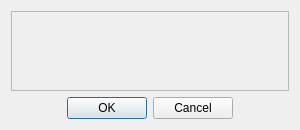
The window that ui/EditMessageDialog.ui (KoromeloDev/MindMate) describes before a commit, drawn with Qt 5.
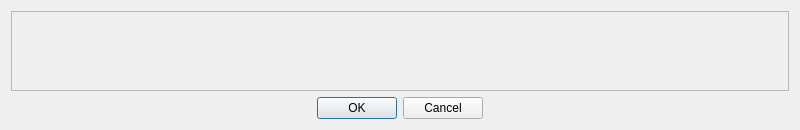
The same window after the commit.

Commit message: Fixed message edit and accelerated work theme icon

```diff
--- a/ui/EditMessageDialog.ui
+++ b/ui/EditMessageDialog.ui
@@ -6,7 +6,7 @@
    <rect>
     <x>0</x>
     <y>0</y>
-    <width>300</width>
+    <width>800</width>
     <height>130</height>
    </rect>
   </property>
@@ -18,7 +18,7 @@
   </property>
   <property name="minimumSize">
    <size>
-    <width>300</width>
+    <width>800</width>
     <height>130</height>
    </size>
   </property>
@@ -51,8 +51,8 @@
        <rect>
         <x>0</x>
         <y>0</y>
-        <width>280</width>
-        <height>80</height>
+        <width>780</width>
+        <height>79</height>
        </rect>
       </property>
       <property name="sizePolicy">
```
The commit also changes 8 other files.
